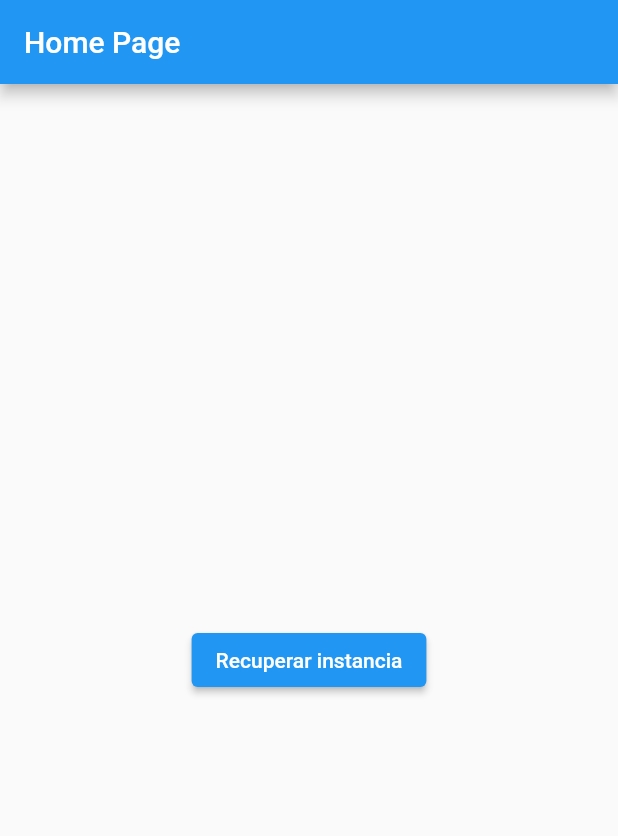
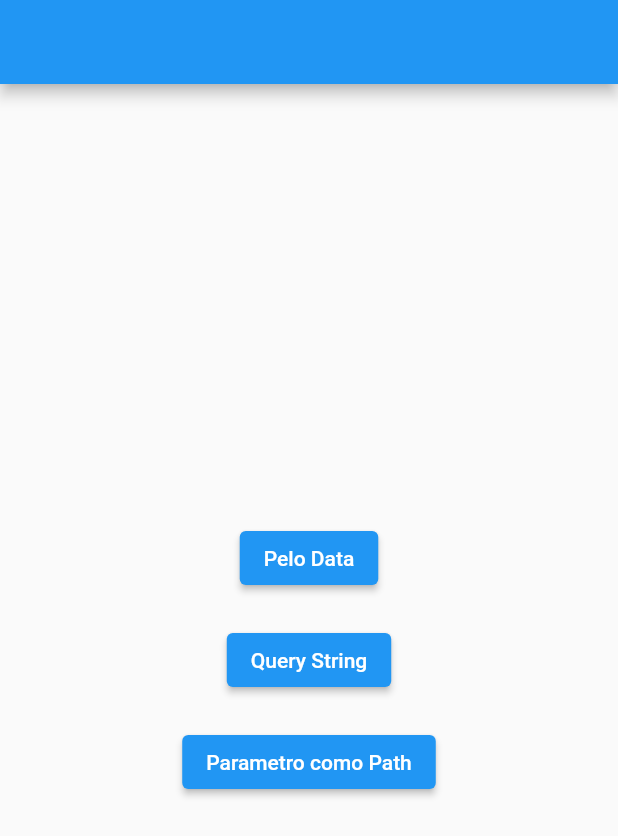
Before and after one commit to jocyanno/Flutter_Modular, a Flutter app: the screen it shows after launch, on a phone screen of 412 x 824 dp. Shown: the top 836 px of the screen. Run offline on Flutter 3.47's test engine with Material 2 defaults, Android fonts, the phone set to English and light mode, and no system bars; our stand-ins replace flutter_modular.

Commit message:
Adicionado Login

```diff
--- a/lib/src/app_widget.dart
+++ b/lib/src/app_widget.dart
@@ -5,7 +5,9 @@ class AppWidget extends StatelessWidget {
   const AppWidget({super.key});
 
   @override
-  Widget build(BuildContext context){
+  Widget build(BuildContext context) {
+    Modular.setInitialRoute('/login');
+
     return MaterialApp.router(
       title: 'Application Name',
       theme: ThemeData(primarySwatch: Colors.blue),
--- /dev/null
+++ b/lib/src/modules/login/login_page.dart
@@ -0,0 +1,35 @@
+import 'package:flutter/material.dart';
+import 'package:flutter_modular/flutter_modular.dart';
+
+class LoginPage extends StatelessWidget {
+  const LoginPage({super.key});
+
+  @override
+  Widget build(BuildContext context) {
+    return Scaffold(
+      appBar: AppBar(
+        title: const Text(''),
+      ),
+      body: Center(
+        child: Column(
+          mainAxisAlignment: MainAxisAlignment.center,
+          children: [
+            ElevatedButton(
+                onPressed: () {
+                  Modular.to.pushNamed('/home', arguments: 'Pessoa Enviada');
+                },
+                child: Text('Pelo Data')),
+            const SizedBox( height: 20,),
+            ElevatedButton(onPressed: () {
+                  Modular.to.pushNamed('/home/?query=Pessoa&order=id');
+            }, child: Text('Query String')),
+            const SizedBox( height: 20,),
+            ElevatedButton(onPressed: () {
+              Modular.to.pushNamed('/home/123/batata');
+            }, child: Text('Parametro como Path')),
+          ],
+        ),
+      ),
+    );
+  }
+}
```
Also changed, not shown: lib/src/app_module.dart (+5 -3 lines), lib/src/modules/core/core_module.dart (added, +13 -0 lines), lib/src/modules/home/home_module.dart (+6 -10 lines), lib/src/modules/home/home_page.dart (+13 -3 lines), lib/src/modules/login/login_module.dart (added, +14 -0 lines), lib/src/modules/pessoa/pessoa_module.dart (added, +18 -0 lines).
